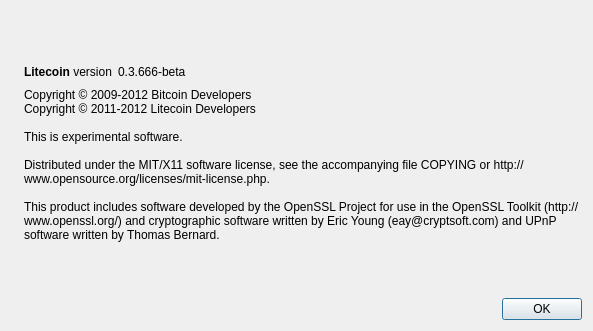
Cryptcollector/litecoin-0.6.3-ARG, file src/qt/forms/aboutdialog.ui: the form before one commit.
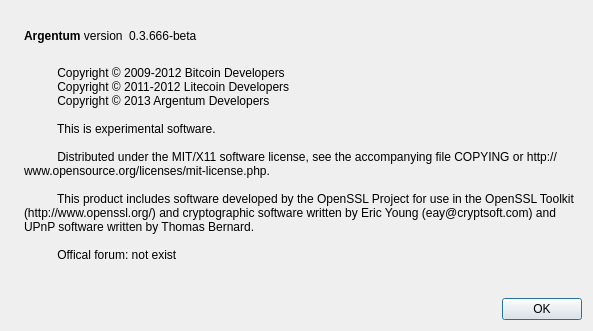
The form after the commit. Icons and pictures are not drawn.

What changed in the file:
```diff
--- a/src/qt/forms/aboutdialog.ui
+++ b/src/qt/forms/aboutdialog.ui
@@ -50,7 +50,7 @@
           <cursorShape>IBeamCursor</cursorShape>
          </property>
          <property name="text">
-          <string>&lt;b&gt;Litecoin&lt;/b&gt; version</string>
+          <string>&lt;b&gt;Argentum&lt;/b&gt; version</string>
          </property>
          <property name="textInteractionFlags">
           <set>Qt::LinksAccessibleByMouse|Qt::TextSelectableByKeyboard|Qt::TextSelectableByMouse</set>
@@ -94,14 +94,19 @@
         <cursorShape>IBeamCursor</cursorShape>
        </property>
        <property name="text">
-        <string>Copyright © 2009-2012 Bitcoin Developers
-Copyright © 2011-2012 Litecoin Developers
+        <string>
+          Copyright © 2009-2012 Bitcoin Developers
+          Copyright © 2011-2012 Litecoin Developers
+          Copyright © 2013 Argentum Developers
 
-This is experimental software.
+          This is experimental software.
 
-Distributed under the MIT/X11 software license, see the accompanying file COPYING or http://www.opensource.org/licenses/mit-license.php.
+          Distributed under the MIT/X11 software license, see the accompanying file COPYING or http://www.opensource.org/licenses/mit-license.php.
 
-This product includes software developed by the OpenSSL Project for use in the OpenSSL Toolkit (http://www.openssl.org/) and cryptographic software written by Eric Young (eay@cryptsoft.com) and UPnP software written by Thomas Bernard.</string>
+          This product includes software developed by the OpenSSL Project for use in the OpenSSL Toolkit (http://www.openssl.org/) and cryptographic software written by Eric Young (eay@cryptsoft.com) and UPnP software written by Thomas Bernard.
+
+          Offical forum: not exist
+        </string>
        </property>
        <property name="wordWrap">
         <bool>true</bool>
```
Left out of the diff: 2 changed lines with no effect on the pictures.
